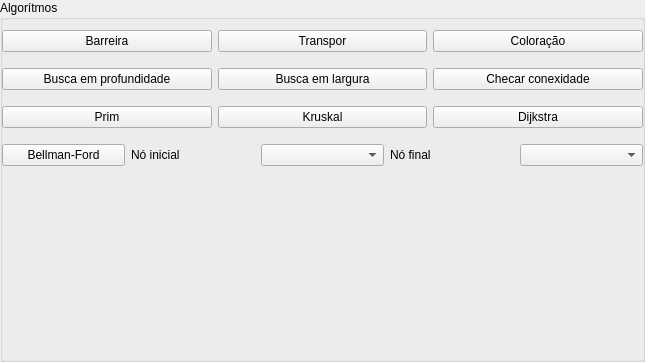
Above: GHGrafos/groupboxoption.ui from guilhermelou/GHGrafos before the change. Below: the same form after it.
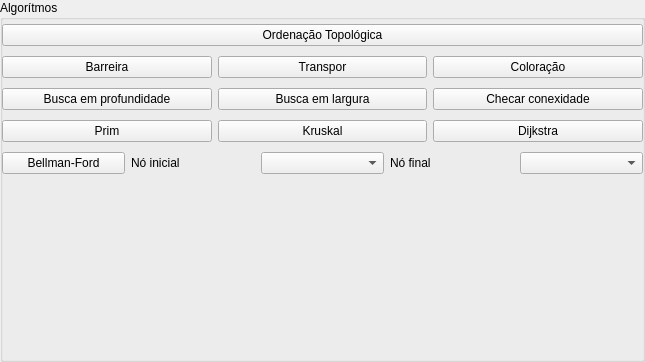
That is the form after the change.

Diff of the .ui file:
```diff
--- a/GHGrafos/groupboxoption.ui
+++ b/GHGrafos/groupboxoption.ui
@@ -26,6 +26,17 @@
     </rect>
    </property>
    <layout class="QVBoxLayout" name="verticalLayout">
+    <item>
+     <layout class="QHBoxLayout" name="horizontalLayout_5">
+      <item>
+       <widget class="QPushButton" name="btntopologicalsort">
+        <property name="text">
+         <string>Ordenação Topológica</string>
+        </property>
+       </widget>
+      </item>
+     </layout>
+    </item>
     <item>
      <layout class="QHBoxLayout" name="horizontalLayout_4">
       <item>
```
